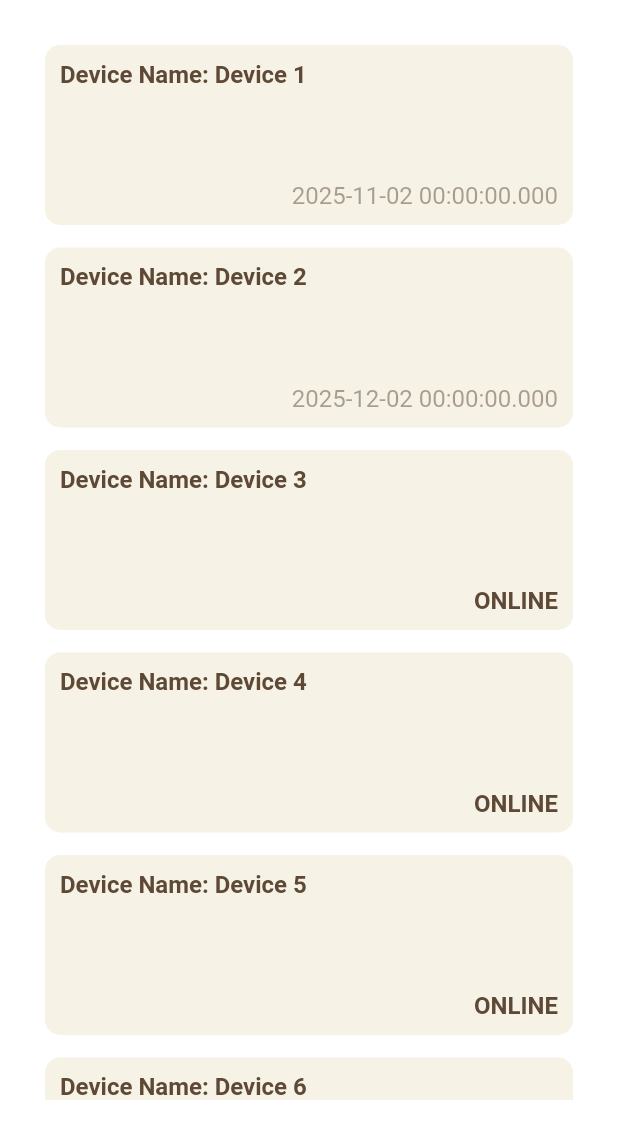
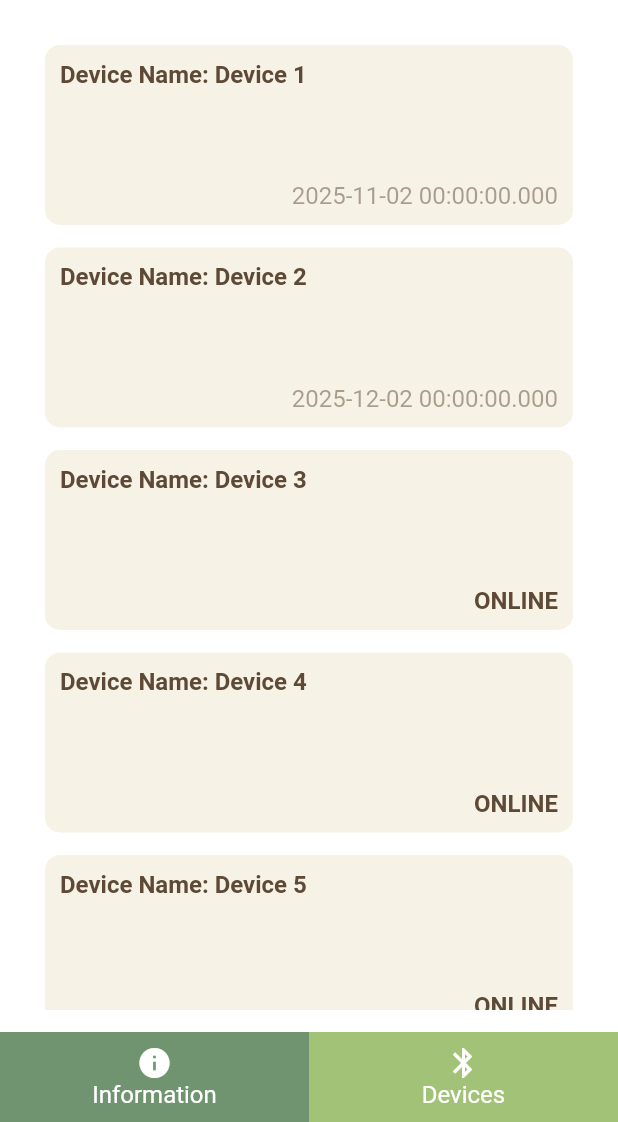
Before and after one commit to iwansal64/eunoia_app, a Flutter app: the screen it shows after launch, on a phone screen of 412 x 824 dp, the part 114-1236 px from its top. Run offline on Flutter 3.47's test engine with Material 3 defaults, Android fonts, the light colour scheme and no system bars; our stand-ins replace google_fonts, logger.

Commit message:
[new] Add Navbar UI

```diff
--- /dev/null
+++ b/lib/components/globals/navbar.dart
@@ -0,0 +1,73 @@
+import 'package:flutter/material.dart';
+import 'package:logger/logger.dart';
+
+class Navbar extends StatelessWidget {
+  const Navbar({ super.key });
+
+  @override
+  Widget build(BuildContext context) {
+    final logger = Logger();
+
+
+    return Container(
+      alignment: Alignment.center,
+      child: SizedBox(
+        height: 60,
+        child: Row(
+          children: [
+            Expanded(
+              child: GestureDetector(
+                onTap: () {
+                  logger.i("Information");
+                },
+                child: Container(
+                  alignment: Alignment.center,
+                  decoration: BoxDecoration(
+                    color: Color.fromARGB(255, 112, 148, 112)
+                  ),
+                  child: Column(
+                    mainAxisAlignment: MainAxisAlignment.center,
+                    children: [
+                      Icon(Icons.info, color: Colors.white,),
+                      const Text(
+                        "Information",
+                        style: TextStyle(
+                          color: Colors.white
+                        ),
+                      )
+                    ],
+                  ),
+                ),
+              )
+            ),
+            Expanded(
+              child: GestureDetector(
+                onTap: () {
+                  logger.i("Devices");
+                },
+                child: Container(
+                  alignment: Alignment.center,
+                  decoration: BoxDecoration(
+                    color: Color.fromARGB(255, 162, 194, 119)
+                  ),
+                  child: Column(
+                    mainAxisAlignment: MainAxisAlignment.center,
+                    children: [
+                      Icon(Icons.bluetooth, color: Colors.white,),
+                      const Text(
+                        "Devices",
+                        style: TextStyle(
+                          color: Colors.white
+                        ),
+                      )
+                    ],
+                  ),
+                ),
+              )
+            ),
+          ],
+        ),
+      ),
+    );
+  }
+}
--- a/lib/main.dart
+++ b/lib/main.dart
@@ -2,6 +2,7 @@ import 'package:flutter/material.dart';
 import 'package:google_fonts/google_fonts.dart';
 import 'package:miti_app/components/device/device_list.dart';
 import 'package:miti_app/components/device/title.dart';
+import 'package:miti_app/components/globals/navbar.dart';
 
 void main() {
   runApp(const MyApp());
@@ -38,6 +39,9 @@ class DevicePage extends StatelessWidget {
       decoration: BoxDecoration(
         color: Colors.white
       ),
+      child: Column(
+        children: [
+          Expanded(
             child: Padding(
               padding: EdgeInsets.symmetric(horizontal: 30, vertical: 15),
               child: Column(
@@ -48,6 +52,10 @@ class DevicePage extends StatelessWidget {
                 ],
               ),
             ),
+          ),
+          Navbar()
+        ],
+      ),
     );
   }
 }
--- a/pubspec.yaml
+++ b/pubspec.yaml
@@ -35,6 +35,7 @@ dependencies:
   # Use with the CupertinoIcons class for iOS style icons.
   cupertino_icons: ^1.0.8
   google_fonts: ^6.3.2
+  logger: ^2.6.2
 
 dev_dependencies:
   flutter_test:
```
Also changed, not shown: pubspec.lock. Lines whose indentation alone changed are shown as unchanged.
